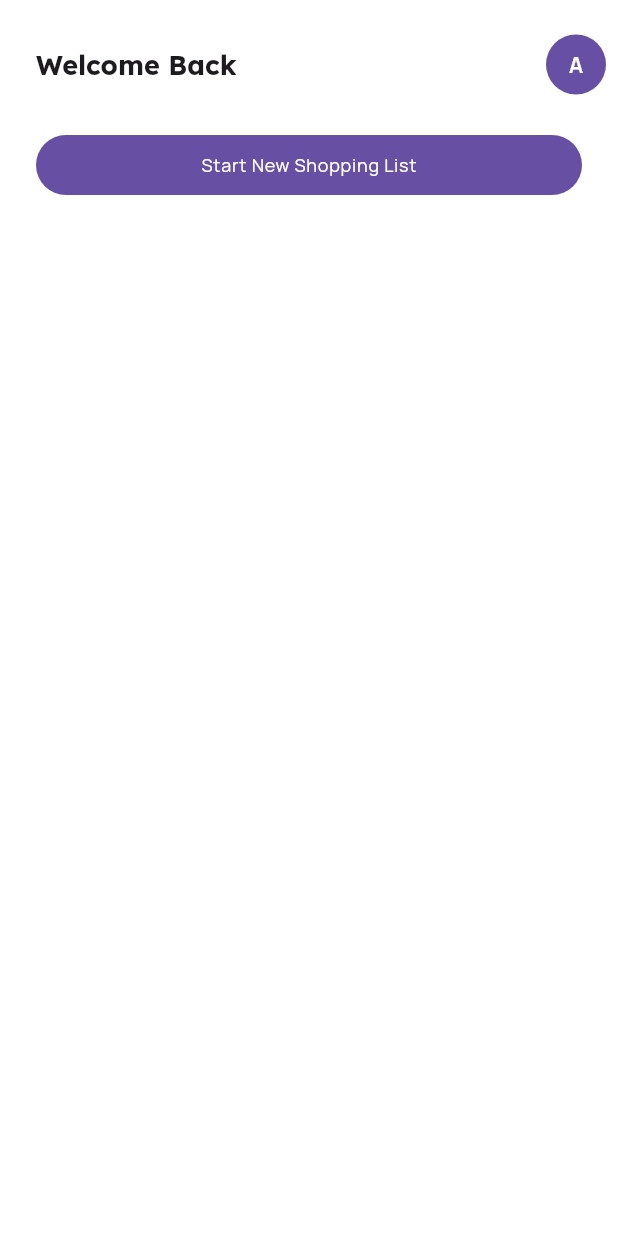
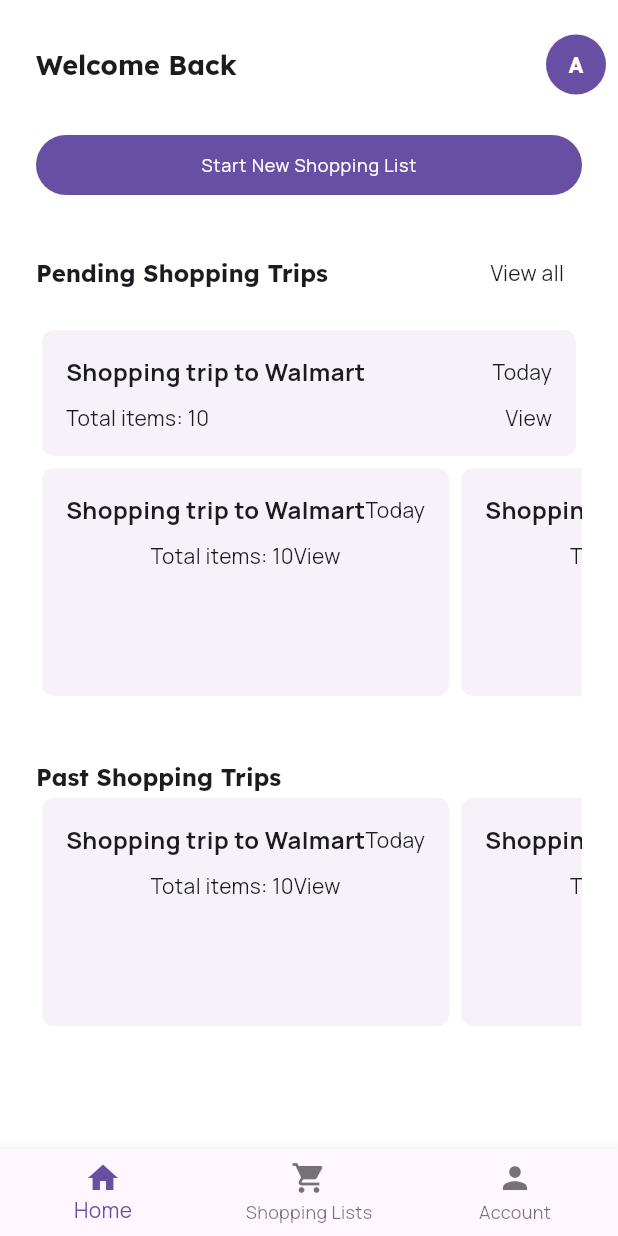
Before and after one commit to Itope84/store_navigator, a Flutter app: the screen it shows after launch, on a phone screen of 412 x 824 dp. Run offline on Flutter 3.47's test engine with Material 3 defaults, Android fonts, the phone set to English and light mode, and no system bars; our stand-ins replace flutter_svg, google_fonts.

Commit message:
skeleton layout of home screen

```diff
--- a/lib/home.dart
+++ b/lib/home.dart
@@ -1,5 +1,7 @@
 import 'package:flutter/material.dart';
+import 'package:store_navigator/widgets/pending_trip.dart';
 
+// TODO: style as in figma
 class HomeScreen extends StatelessWidget {
   @override
   Widget build(BuildContext context) {
@@ -39,8 +41,68 @@ class HomeScreen extends StatelessWidget {
               child: const Text('Start New Shopping List'),
               onPressed: () => {},
             ),
+            const SizedBox(height: 24),
+            Row(
+              mainAxisAlignment: MainAxisAlignment.spaceBetween,
+              children: [
+                Text('Pending Shopping Trips',
+                    style: Theme.of(context).textTheme.titleLarge),
+                // text button with View all text
+                TextButton(
+                  onPressed: () => {},
+                  child: Text(
+                    'View all',
+                    style: Theme.of(context).textTheme.bodySmall,
+                  ),
+                ),
+              ],
+            ),
+            const SizedBox(height: 10),
+            PendingTrip(),
+            // horizontal listview with height of 200
+            Container(
+              height: 160,
+              child: ListView(
+                scrollDirection: Axis.horizontal,
+                children: [
+                  PendingTrip(),
+                  PendingTrip(),
+                ],
+              ),
+            ),
+            const SizedBox(height: 40),
+            Text('Past Shopping Trips',
+                style: Theme.of(context).textTheme.titleLarge),
+
+            Container(
+              height: 160,
+              child: ListView(
+                scrollDirection: Axis.horizontal,
+                children: [
+                  PendingTrip(),
+                  PendingTrip(),
+                ],
+              ),
+            ),
           ],
         ),
+      ),
+      bottomNavigationBar: BottomNavigationBar(
+        // TODO: icons
+        items: const [
+          BottomNavigationBarItem(
+            icon: Icon(Icons.home),
+            label: 'Home',
+          ),
+          BottomNavigationBarItem(
+            icon: Icon(Icons.shopping_cart),
+            label: 'Shopping Lists',
+          ),
+          BottomNavigationBarItem(
+            icon: Icon(Icons.person),
+            label: 'Account',
+          ),
+        ],
       ),
     );
   }
--- a/lib/utils/theme.dart
+++ b/lib/utils/theme.dart
@@ -67,24 +67,22 @@ ThemeData createTheme() {
           letterSpacing: 0.25,
         ),
       ),
-      titleLarge: GoogleFonts.manrope(
+      titleLarge: GoogleFonts.lexend(
         textStyle: const TextStyle(
           fontSize: 16,
           fontWeight: FontWeight.w700,
-          letterSpacing: 0.5,
         ),
       ),
-      titleMedium: GoogleFonts.manrope(
+      titleMedium: GoogleFonts.lexend(
         textStyle: const TextStyle(
           fontSize: 14,
           fontWeight: FontWeight.w700,
         ),
       ),
-      titleSmall: GoogleFonts.manrope(
+      titleSmall: GoogleFonts.lexend(
         textStyle: const TextStyle(
           fontSize: 12,
           fontWeight: FontWeight.w700,
-          letterSpacing: 0.25,
         ),
       ),
       labelLarge: GoogleFonts.manrope(
--- /dev/null
+++ b/lib/widgets/pending_trip.dart
@@ -0,0 +1,57 @@
+// PendingTrip widget
+
+import 'package:flutter/material.dart';
+
+class PendingTrip extends StatelessWidget {
+  @override
+  Widget build(BuildContext context) {
+    return Card(
+        elevation: 0,
+        shape: RoundedRectangleBorder(
+          borderRadius: BorderRadius.circular(8),
+        ),
+        child: Container(
+          // TODO: deoends on whether or not it;s the main or smaller card
+          // height: 160,
+          // TODO: width: ,
+          padding: const EdgeInsets.all(16.0),
+          child: Column(
+            children: [
+              // A row with two text widgets, the first one is bold
+              Row(
+                mainAxisAlignment: MainAxisAlignment.spaceBetween,
+                children: [
+                  Text(
+                    'Shopping trip to Walmart',
+                    style: Theme.of(context).textTheme.bodyMedium!.copyWith(
+                          fontWeight: FontWeight.bold,
+                        ),
+                  ),
+                  // A text widget with the text 'Today'
+                  Text(
+                    'Today',
+                    style: Theme.of(context).textTheme.bodySmall,
+                  ),
+                ],
+              ),
+              const SizedBox(height: 10),
+              // A row with two text widgets, the first one is bold
+              Row(
+                mainAxisAlignment: MainAxisAlignment.spaceBetween,
+                children: [
+                  Text(
+                    'Total items: 10',
+                    style: Theme.of(context).textTheme.bodySmall,
+                  ),
+                  // A text widget with the text 'View'
+                  Text(
+                    'View',
+                    style: Theme.of(context).textTheme.bodySmall,
+                  ),
+                ],
+              ),
+            ],
+          ),
+        ));
+  }
+}
```
